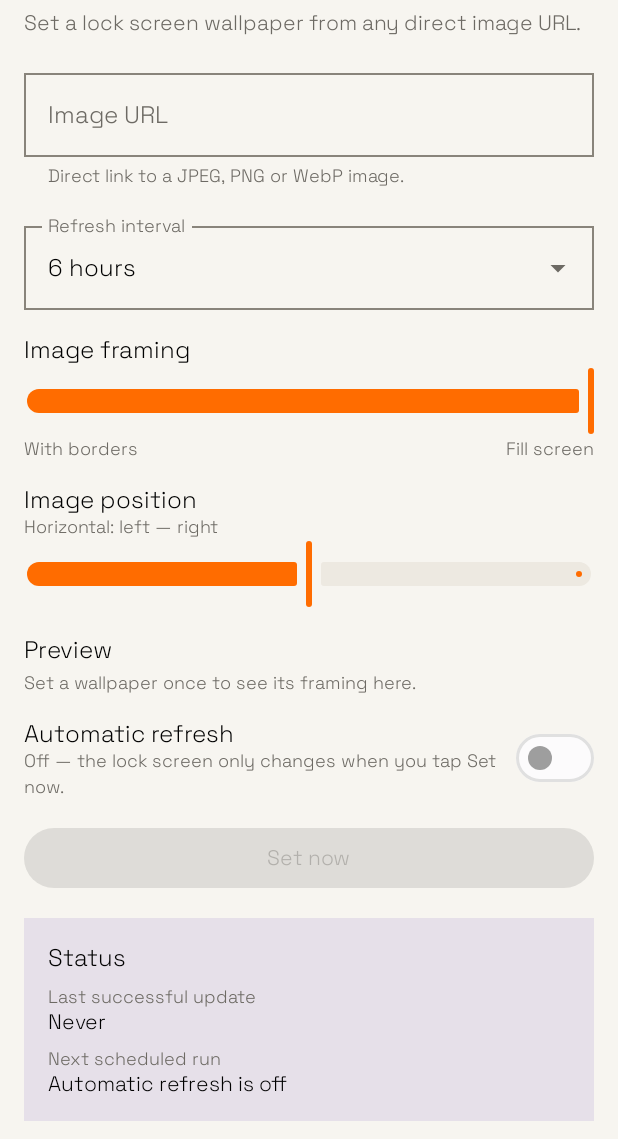
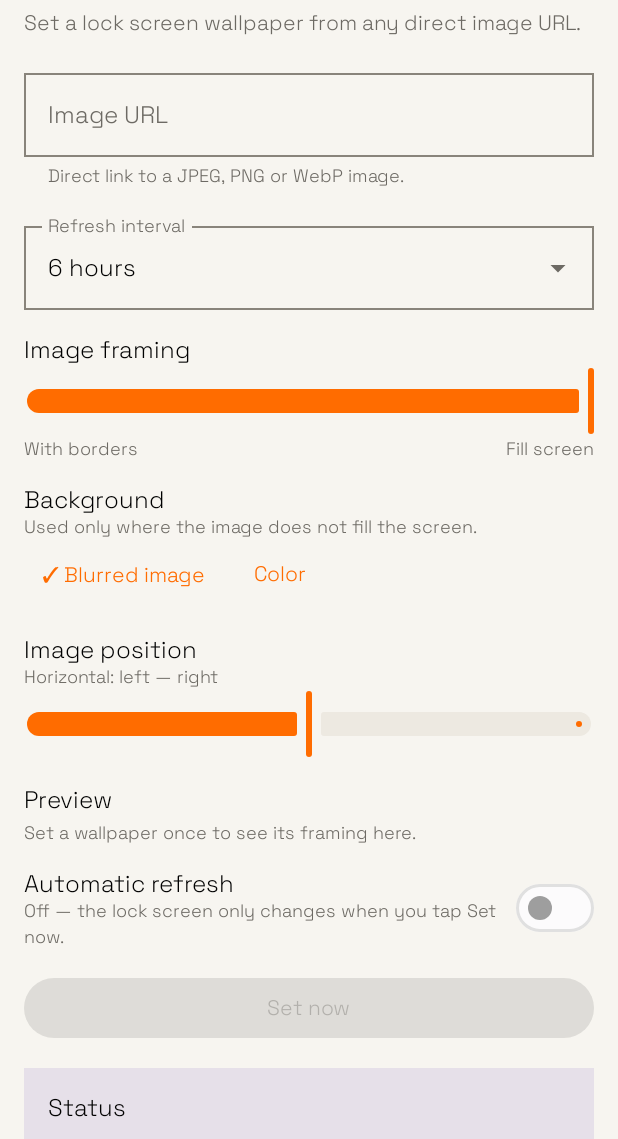
Before and after one commit to bury-link/online-wallpaper-app, an Android app built with Jetpack Compose: the screen it shows after launch (MainActivity), on a phone screen of 412 x 824 dp, the part 97-1236 px from its top. Run offline under Robolectric (Android 15) with nearby library versions, the phone set to English and light mode, and no system bars; pictures from the network do not load; 3 statements that could not run were skipped.

Commit message:
feat: add wallpaper background options

```diff
--- a/app/src/main/java/link/bury/onlinewallpaper/data/SettingsRepository.kt
+++ b/app/src/main/java/link/bury/onlinewallpaper/data/SettingsRepository.kt
@@ -13,6 +13,8 @@ import kotlinx.coroutines.flow.Flow
 import kotlinx.coroutines.flow.first
 import kotlinx.coroutines.flow.map
 import link.bury.onlinewallpaper.wallpaper.Framing
+import link.bury.onlinewallpaper.wallpaper.BackgroundMode
+import link.bury.onlinewallpaper.wallpaper.WallpaperBackground
 
 private val Context.dataStore: DataStore<Preferences> by preferencesDataStore(name = "settings")
 
@@ -31,6 +33,10 @@ class SettingsRepository(context: Context) {
             frameFit = prefs[Keys.FRAME_FIT] ?: Framing.DEFAULT,
             horizontalPosition = prefs[Keys.HORIZONTAL_POSITION] ?: Framing.POSITION_CENTER,
             verticalPosition = prefs[Keys.VERTICAL_POSITION] ?: Framing.POSITION_CENTER,
+            background = WallpaperBackground.fromStorage(
+                modeValue = prefs[Keys.BACKGROUND_MODE],
+                colorValue = prefs[Keys.BACKGROUND_COLOR],
+            ),
             lastSuccessAt = prefs[Keys.LAST_SUCCESS_AT] ?: 0L,
             lastError = prefs[Keys.LAST_ERROR],
             lastErrorAt = prefs[Keys.LAST_ERROR_AT] ?: 0L,
@@ -55,6 +61,14 @@ class SettingsRepository(context: Context) {
 
     suspend fun setVerticalPosition(position: Float) = edit {
         it[Keys.VERTICAL_POSITION] = position.coerceIn(Framing.POSITION_START, Framing.POSITION_END)
+    }
+
+    suspend fun setBackgroundMode(mode: BackgroundMode) = edit {
+        it[Keys.BACKGROUND_MODE] = mode.storageValue
+    }
+
+    suspend fun setBackgroundColor(colorHex: String) = edit {
+        it[Keys.BACKGROUND_COLOR] = WallpaperBackground.fromStorage(null, colorHex).colorHex
     }
 
     /** Records a successful run and clears any previous error. */
@@ -85,6 +99,8 @@ class SettingsRepository(context: Context) {
         val FRAME_FIT = floatPreferencesKey("frame_fit")
         val HORIZONTAL_POSITION = floatPreferencesKey("horizontal_position")
         val VERTICAL_POSITION = floatPreferencesKey("vertical_position")
+        val BACKGROUND_MODE = stringPreferencesKey("background_mode")
+        val BACKGROUND_COLOR = stringPreferencesKey("background_color")
         val LAST_SUCCESS_AT = longPreferencesKey("last_success_at")
         val LAST_ERROR = stringPreferencesKey("last_error")
         val LAST_ERROR_AT = longPreferencesKey("last_error_at")
--- a/app/src/main/java/link/bury/onlinewallpaper/data/WallpaperSettings.kt
+++ b/app/src/main/java/link/bury/onlinewallpaper/data/WallpaperSettings.kt
@@ -1,6 +1,7 @@
 package link.bury.onlinewallpaper.data
 
 import link.bury.onlinewallpaper.wallpaper.Framing
+import link.bury.onlinewallpaper.wallpaper.WallpaperBackground
 
 /** Everything the app persists, as a single immutable snapshot. */
 data class WallpaperSettings(
@@ -13,6 +14,7 @@ data class WallpaperSettings(
     val horizontalPosition: Float = Framing.POSITION_CENTER,
     /** -1 = top, 0 = center, +1 = bottom. */
     val verticalPosition: Float = Framing.POSITION_CENTER,
+    val background: WallpaperBackground = WallpaperBackground(),
     /** Epoch millis of the last wallpaper that was applied successfully, or 0 if never. */
     val lastSuccessAt: Long = 0L,
     /** Message of the most recent failure, or null once a later run succeeds. */
--- a/app/src/main/java/link/bury/onlinewallpaper/ui/MainActivity.kt
+++ b/app/src/main/java/link/bury/onlinewallpaper/ui/MainActivity.kt
@@ -25,6 +25,8 @@ class MainActivity : ComponentActivity() {
                     onFrameFitChanged = viewModel::onFrameFitChanged,
                     onHorizontalPositionChanged = viewModel::onHorizontalPositionChanged,
                     onVerticalPositionChanged = viewModel::onVerticalPositionChanged,
+                    onBackgroundModeChanged = viewModel::onBackgroundModeChanged,
+                    onBackgroundColorChanged = viewModel::onBackgroundColorChanged,
                     onEnabledChanged = viewModel::onEnabledChanged,
                     onRefreshNow = viewModel::onRefreshNow,
                     onScreenResumed = viewModel::refreshBatteryOptimizationState,
--- a/app/src/main/java/link/bury/onlinewallpaper/ui/SettingsScreen.kt
+++ b/app/src/main/java/link/bury/onlinewallpaper/ui/SettingsScreen.kt
@@ -73,7 +73,9 @@ import androidx.lifecycle.compose.LifecycleResumeEffect
 import kotlin.math.roundToInt
 import link.bury.onlinewallpaper.R
 import link.bury.onlinewallpaper.data.RefreshInterval
+import link.bury.onlinewallpaper.wallpaper.BackgroundMode
 import link.bury.onlinewallpaper.wallpaper.Framing
+import link.bury.onlinewallpaper.wallpaper.WallpaperBackground
 import link.bury.onlinewallpaper.wallpaper.calculateFrame
 import link.bury.onlinewallpaper.wallpaper.calculatePreviewFrame
 
@@ -85,6 +87,8 @@ fun SettingsScreen(
     onFrameFitChanged: (Float) -> Unit,
     onHorizontalPositionChanged: (Float) -> Unit,
     onVerticalPositionChanged: (Float) -> Unit,
+    onBackgroundModeChanged: (BackgroundMode) -> Unit,
+    onBackgroundColorChanged: (String) -> Unit,
     onEnabledChanged: (Boolean) -> Unit,
     onRefreshNow: () -> Unit,
     onScreenResumed: () -> Unit,
@@ -110,6 +114,13 @@ fun SettingsScreen(
 
             FrameFitSlider(value = state.frameFit, onValueChange = onFrameFitChanged)
 
+            BackgroundPicker(
+                background = state.background,
+                colorInput = state.backgroundColorInput ?: state.background.colorHex,
+                onModeChanged = onBackgroundModeChanged,
+                onColorChanged = onBackgroundColorChanged,
+            )
+
             HorizontalPositionSlider(
                 value = state.horizontalPosition,
                 onValueChange = onHorizontalPositionChanged,
@@ -120,6 +131,7 @@ fun SettingsScreen(
                 frameFit = state.frameFit,
                 horizontalPosition = state.horizontalPosition,
                 verticalPosition = state.verticalPosition,
+                background = state.background,
                 onVerticalPositionChanged = onVerticalPositionChanged,
             )
 
@@ -293,6 +305,47 @@ private fun FrameFitSlider(value: Float, onValueChange: (Float) -> Unit) {
 }
 
 @Composable
+private fun BackgroundPicker(
+    background: WallpaperBackground,
+    colorInput: String,
+    onModeChanged: (BackgroundMode) -> Unit,
+    onColorChanged: (String) -> Unit,
+) {
+    Column(modifier = Modifier.fillMaxWidth()) {
+        Text(stringResource(R.string.background_label), style = MaterialTheme.typography.titleMedium)
+        Text(
+            stringResource(R.string.background_hint),
+            style = MaterialTheme.typography.bodySmall,
+            color = MaterialTheme.colorScheme.onSurfaceVariant,
+        )
+        Row(horizontalArrangement = Arrangement.spacedBy(8.dp)) {
+            TextButton(onClick = { onModeChanged(BackgroundMode.BLURRED_IMAGE) }) {
+                Text(if (background.mode == BackgroundMode.BLURRED_IMAGE) {
+                    "✓ ${stringResource(R.string.background_blurred_image)}"
+                } else stringResource(R.string.background_blurred_image))
+            }
+            TextButton(onClick = { onModeChanged(BackgroundMode.COLOR) }) {
+                Text(if (background.mode == BackgroundMode.COLOR) {
+                    "✓ ${stringResource(R.string.background_color)}"
+                } else stringResource(R.string.background_color))
+            }
+        }
+        if (background.mode == BackgroundMode.COLOR) {
+            OutlinedTextField(
+                value = colorInput,
+                onValueChange = onColorChanged,
+                label = { Text(stringResource(R.string.background_color_hex)) },
+                placeholder = { Text(WallpaperBackground.DEFAULT_COLOR_HEX) },
+                singleLine = true,
+                isError = !WallpaperBackground.isValidColor(colorInput),
+                supportingText = { Text(stringResource(R.string.background_color_hex_hint)) },
+                modifier = Modifier.fillMaxWidth(),
+            )
+        }
+    }
+}
+
+@Composable
 private fun HorizontalPositionSlider(value: Float, onValueChange: (Float) -> Unit) {
     Column(modifier = Modifier.fillMaxWidth()) {
         Text(
@@ -318,6 +371,7 @@ private fun WallpaperPreview(
     frameFit: Float,
     horizontalPosition: Float,
     verticalPosition: Float,
+    background: WallpaperBackground,
     onVerticalPositionChanged: (Float) -> Unit,
 ) {
     Column(modifier = Modifier.fillMaxWidth()) {
@@ -374,6 +428,22 @@ private fun WallpaperPreview(
                     availableWidth = size.width.roundToInt(),
                 )
                 if (preview.width == 0 || preview.height == 0) return@Canvas
+                when (background.mode) {
+                    BackgroundMode.COLOR -> drawRect(Color(android.graphics.Color.parseColor(background.colorHex)))
+                    BackgroundMode.BLURRED_IMAGE -> {
+                        val fill = calculateFrame(
+                            thumbnail.width, thumbnail.height, preview.width, preview.height,
+                            Framing.FILL, horizontalPosition, verticalPosition,
+                        )
+                        drawImage(
+                            image = thumbnail.asImageBitmap(),
+                            srcOffset = IntOffset(fill.crop.left, fill.crop.top),
+                            srcSize = IntSize(fill.crop.width, fill.crop.height),
+                            dstSize = IntSize(preview.width, preview.height),
+                        )
+                        drawRect(Color.Black.copy(alpha = 0.36f))
+                    }
+                }
                 val frame = calculateFrame(
                     sourceWidth = thumbnail.width,
                     sourceHeight = thumbnail.height,
--- /dev/null
+++ b/app/src/main/java/link/bury/onlinewallpaper/wallpaper/WallpaperBackground.kt
@@ -0,0 +1,41 @@
+package link.bury.onlinewallpaper.wallpaper
+
+import java.util.Locale
+
+/** The layer visible behind a FIT-framed image where the target has unused space. */
+enum class BackgroundMode(val storageValue: String) {
+    COLOR("color"),
+    BLURRED_IMAGE("blurred_image");
+
+    companion object {
+        fun fromStorage(value: String?): BackgroundMode =
+            entries.firstOrNull { it.storageValue == value } ?: BLURRED_IMAGE
+    }
+}
+
+/**
+ * A validated background configuration. The default is a softened, screen-filling copy of the
+ * wallpaper; the alternative is a user-selected opaque hex color.
+ */
+data class WallpaperBackground(
+    val mode: BackgroundMode = BackgroundMode.BLURRED_IMAGE,
+    val colorHex: String = DEFAULT_COLOR_HEX,
+) {
+    companion object {
+        /** Quiet charcoal chosen to complement the bury/link palette when a solid color is used. */
+        const val DEFAULT_COLOR_HEX = "#16161A"
+        private val OPAQUE_RGB = Regex("^#[0-9A-Fa-f]{6}$")
+
+        fun isValidColor(value: String): Boolean = OPAQUE_RGB.matches(value.trim())
+
+        fun fromStorage(modeValue: String?, colorValue: String?): WallpaperBackground =
+            WallpaperBackground(
+                mode = BackgroundMode.fromStorage(modeValue),
+                colorHex = colorValue
+                    ?.trim()
+                    ?.takeIf { OPAQUE_RGB.matches(it) }
+                    ?.uppercase(Locale.ROOT)
+                    ?: DEFAULT_COLOR_HEX,
+            )
+    }
+}
--- a/app/src/main/java/link/bury/onlinewallpaper/wallpaper/WallpaperUpdater.kt
+++ b/app/src/main/java/link/bury/onlinewallpaper/wallpaper/WallpaperUpdater.kt
@@ -31,6 +31,7 @@ class WallpaperUpdater(
         fit: Float,
         horizontalPosition: Float,
         verticalPosition: Float,
+        background: WallpaperBackground,
     ): Unit = withContext(Dispatchers.IO) {
         if (!UrlValidator.isValid(url)) {
             throw PermanentWallpaperException("Set a valid http(s) image URL first")
@@ -67,6 +68,7 @@ class WallpaperUpdater(
                 fit = fit,
                 horizontalPosition = horizontalPosition,
                 verticalPosition = verticalPosition,
+                background = background,
             )
             if (framed !== decoded) {
                 decoded.recycle()
--- a/app/src/main/java/link/bury/onlinewallpaper/work/WallpaperWorker.kt
+++ b/app/src/main/java/link/bury/onlinewallpaper/work/WallpaperWorker.kt
@@ -35,6 +35,7 @@ class WallpaperWorker(
                 fit = settings.frameFit,
                 horizontalPosition = settings.horizontalPosition,
                 verticalPosition = settings.verticalPosition,
+                background = settings.background,
             )
             repository.recordSuccess(System.currentTimeMillis())
             Result.success()
--- a/app/src/main/res/values/strings.xml
+++ b/app/src/main/res/values/strings.xml
@@ -18,6 +18,12 @@
     <string name="frame_fit_label">Image framing</string>
     <string name="frame_fit_fit_caption">With borders</string>
     <string name="frame_fit_fill_caption">Fill screen</string>
+    <string name="background_label">Background</string>
+    <string name="background_hint">Used only where the image does not fill the screen.</string>
+    <string name="background_blurred_image">Blurred image</string>
+    <string name="background_color">Color</string>
+    <string name="background_color_hex">Color (hex)</string>
+    <string name="background_color_hex_hint">Use an opaque color, e.g. #FF6C00.</string>
     <string name="image_position_label">Image position</string>
     <string name="image_position_horizontal">Horizontal: left — right</string>
     <string name="image_position_vertical">Vertical: top — bottom</string>
```
Also changed, not shown: app/src/main/java/link/bury/onlinewallpaper/ui/SettingsViewModel.kt (+37 -12 lines), app/src/main/java/link/bury/onlinewallpaper/wallpaper/BitmapTransform.kt (+42 -4 lines), 2 other files.
